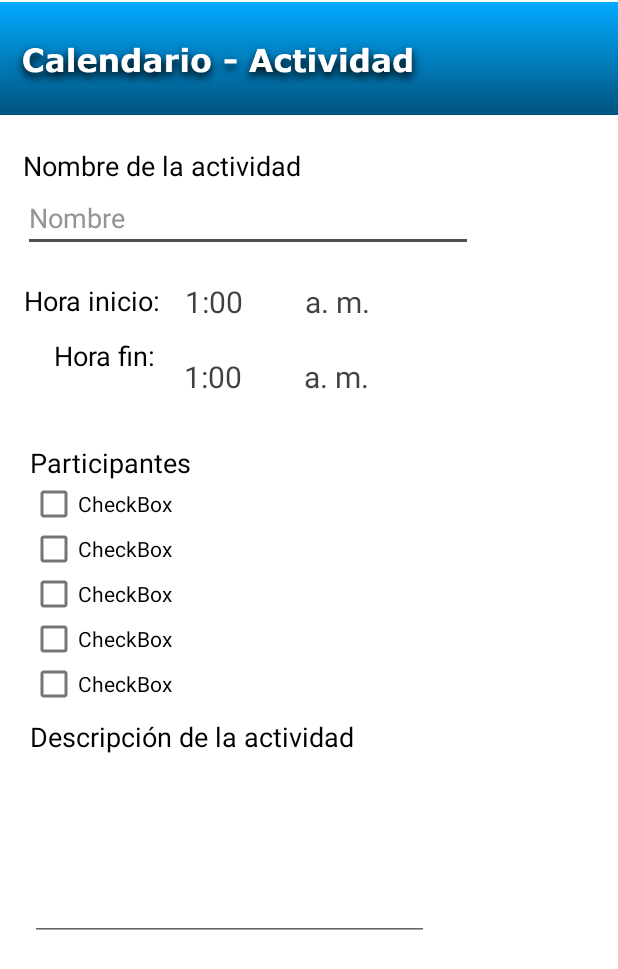
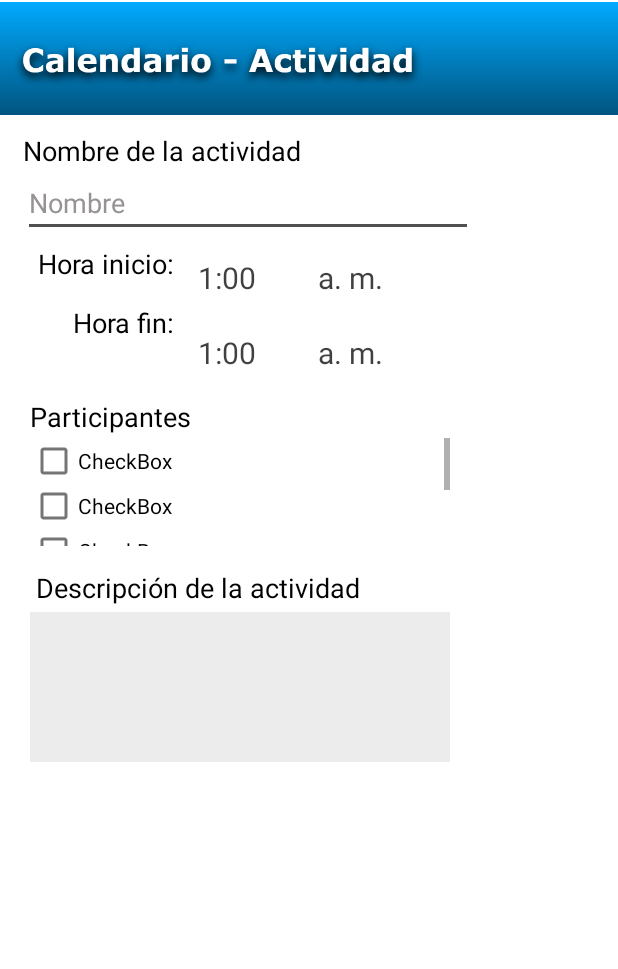
Before and after one commit to Bernardo-GD/AsPapp0.5, an Android app: the CalendarioActividad screen opened directly, with no data from a screen before it, on a phone screen of 412 x 824 dp. Shown: the top 969 px of the screen. Run offline under Robolectric (Android 15) with nearby library versions, the phone set to English and light mode, and no system bars; 1 statement that could not run was skipped.

Commit message:
Reorganizando elementos ActCalendario

```diff
--- a/app/src/main/res/layout/activity_calendario_actividad.xml
+++ b/app/src/main/res/layout/activity_calendario_actividad.xml
@@ -22,7 +22,7 @@
         android:layout_width="wrap_content"
         android:layout_height="wrap_content"
         android:layout_marginStart="15dp"
-        android:layout_marginTop="20dp"
+        android:layout_marginTop="10dp"
         android:text="@string/nombreActividad"
         android:textColor="#020202"
         android:textSize="18sp"
@@ -45,11 +45,12 @@
 
     <TextView
         android:id="@+id/textView5"
-        android:layout_width="wrap_content"
-        android:layout_height="wrap_content"
+        android:layout_width="100dp"
+        android:layout_height="23dp"
         android:layout_marginStart="16dp"
-        android:layout_marginTop="20dp"
+        android:layout_marginTop="5dp"
         android:text="@string/horaInicio"
+        android:textAlignment="textEnd"
         android:textColor="#000000"
         android:textSize="18sp"
         app:layout_constraintStart_toStartOf="parent"
@@ -57,11 +58,12 @@
 
     <TextView
         android:id="@+id/textView6"
-        android:layout_width="69dp"
+        android:layout_width="100dp"
         android:layout_height="26dp"
-        android:layout_marginStart="36dp"
-        android:layout_marginTop="12dp"
+        android:layout_marginStart="16dp"
+        android:layout_marginTop="16dp"
         android:text="@string/horaFin"
+        android:textAlignment="textEnd"
         android:textColor="#000000"
         android:textSize="18sp"
         app:layout_constraintStart_toStartOf="parent"
@@ -72,7 +74,7 @@
         android:layout_width="80dp"
         android:layout_height="50dp"
         android:layout_marginStart="16dp"
-        android:layout_marginTop="8dp"
+        android:layout_marginTop="2dp"
         android:background="#E3E0E0"
         android:backgroundTint="#FFFFFF"
         android:popupBackground="#FFFFFF"
@@ -83,7 +85,7 @@
         android:id="@+id/spHoraF"
         android:layout_width="80dp"
         android:layout_height="50dp"
-        android:layout_marginStart="17dp"
+        android:layout_marginStart="16dp"
         android:background="#E3E0E0"
         android:backgroundTint="#FFFFFF"
         android:popupBackground="#FFFFFF"
@@ -94,7 +96,7 @@
         android:id="@+id/spAPI"
         android:layout_width="80dp"
         android:layout_height="50dp"
-        android:layout_marginTop="8dp"
+        android:layout_marginTop="2dp"
         android:background="#E3E0E0"
         android:backgroundTint="#FFFFFF"
         android:popupBackground="#FFFFFF"
@@ -116,80 +118,89 @@
         android:layout_width="wrap_content"
         android:layout_height="wrap_content"
         android:layout_marginStart="20dp"
-        android:layout_marginTop="20dp"
+        android:layout_marginTop="5dp"
         android:text="@string/participantes"
         android:textColor="#000000"
         android:textSize="18sp"
         app:layout_constraintStart_toStartOf="parent"
         app:layout_constraintTop_toBottomOf="@+id/spHoraF" />
 
+    <ScrollView
+        android:id="@+id/scrollView4"
+        android:layout_width="280dp"
+        android:layout_height="72dp"
+        android:layout_marginStart="20dp"
+        android:layout_marginTop="2dp"
+        app:layout_constraintStart_toStartOf="parent"
+        app:layout_constraintTop_toBottomOf="@+id/textView7">
+
+        <LinearLayout
+            android:layout_width="match_parent"
+            android:layout_height="wrap_content"
+            android:orientation="vertical">
+
             <CheckBox
-        android:id="@+id/checkBox2"
-        android:layout_width="270dp"
+                android:id="@+id/checkBox5"
+                android:layout_width="280dp"
                 android:layout_height="30dp"
-        android:layout_marginStart="20dp"
                 android:text="CheckBox"
-        app:layout_constraintStart_toStartOf="parent"
-        app:layout_constraintTop_toBottomOf="@+id/textView7" />
+                android:textColor="#000000" />
+
+            <CheckBox
+                android:id="@+id/checkBox6"
+                android:layout_width="280dp"
+                android:layout_height="30dp"
+                android:text="CheckBox"
+                android:textColor="#000000" />
+
+            <CheckBox
+                android:id="@+id/checkBox4"
+                android:layout_width="280dp"
+                android:layout_height="30dp"
+                android:text="CheckBox"
+                android:textColor="#000000" />
 
             <CheckBox
                 android:id="@+id/checkBox3"
-        android:layout_width="270dp"
+                android:layout_width="280dp"
                 android:layout_height="30dp"
-        android:layout_marginStart="20dp"
                 android:text="CheckBox"
-        app:layout_constraintStart_toStartOf="parent"
-        app:layout_constraintTop_toBottomOf="@+id/checkBox2" />
+                android:textColor="#000000" />
 
             <CheckBox
-        android:id="@+id/checkBox4"
-        android:layout_width="270dp"
+                android:id="@+id/checkBox2"
+                android:layout_width="280dp"
                 android:layout_height="30dp"
-        android:layout_marginStart="20dp"
                 android:text="CheckBox"
-        app:layout_constraintStart_toStartOf="parent"
-        app:layout_constraintTop_toBottomOf="@+id/checkBox3" />
-
-    <CheckBox
-        android:id="@+id/checkBox5"
-        android:layout_width="270dp"
-        android:layout_height="30dp"
-        android:layout_marginStart="20dp"
-        android:text="CheckBox"
-        app:layout_constraintStart_toStartOf="parent"
-        app:layout_constraintTop_toBottomOf="@+id/checkBox4" />
-
-    <CheckBox
-        android:id="@+id/checkBox6"
-        android:layout_width="270dp"
-        android:layout_height="30dp"
-        android:layout_marginStart="20dp"
-        android:text="CheckBox"
-        app:layout_constraintStart_toStartOf="parent"
-        app:layout_constraintTop_toBottomOf="@+id/checkBox5" />
+                android:textColor="#000000" />
+        </LinearLayout>
+    </ScrollView>
 
     <TextView
         android:id="@+id/textView8"
         android:layout_width="wrap_content"
         android:layout_height="wrap_content"
-        android:layout_marginStart="20dp"
-        android:layout_marginTop="8dp"
+        android:layout_marginStart="24dp"
+        android:layout_marginTop="15dp"
         android:text="@string/descripcionAct"
         android:textColor="#000000"
         android:textSize="18sp"
         app:layout_constraintStart_toStartOf="parent"
-        app:layout_constraintTop_toBottomOf="@+id/checkBox6" />
+        app:layout_constraintTop_toBottomOf="@+id/scrollView4" />
 
     <EditText
         android:id="@+id/editTextTextMultiLine"
-        android:layout_width="266dp"
-        android:layout_height="120dp"
+        android:layout_width="280dp"
+        android:layout_height="100dp"
         android:layout_marginStart="20dp"
         android:layout_marginTop="4dp"
+        android:background="#ECECEC"
         android:ems="10"
         android:gravity="start|top"
         android:inputType="textMultiLine"
+        android:textColor="#000000"
         app:layout_constraintStart_toStartOf="parent"
-        app:layout_constraintTop_toBottomOf="@+id/textView8" />
+        app:layout_constraintTop_toBottomOf="@+id/textView8"
+        android:autofillHints="" />
 
 </androidx.constraintlayout.widget.ConstraintLayout>
--- a/app/src/main/res/values/strings.xml
+++ b/app/src/main/res/values/strings.xml
@@ -20,4 +20,5 @@
     <string name="horaFin">Hora fin: </string>
     <string name="participantes">Participantes</string>
     <string name="descripcionAct">Descripción de la actividad</string>
+    <string name="chePrueba">Probando</string>
 </resources>
```
Lines whose indentation alone changed are shown as unchanged.
